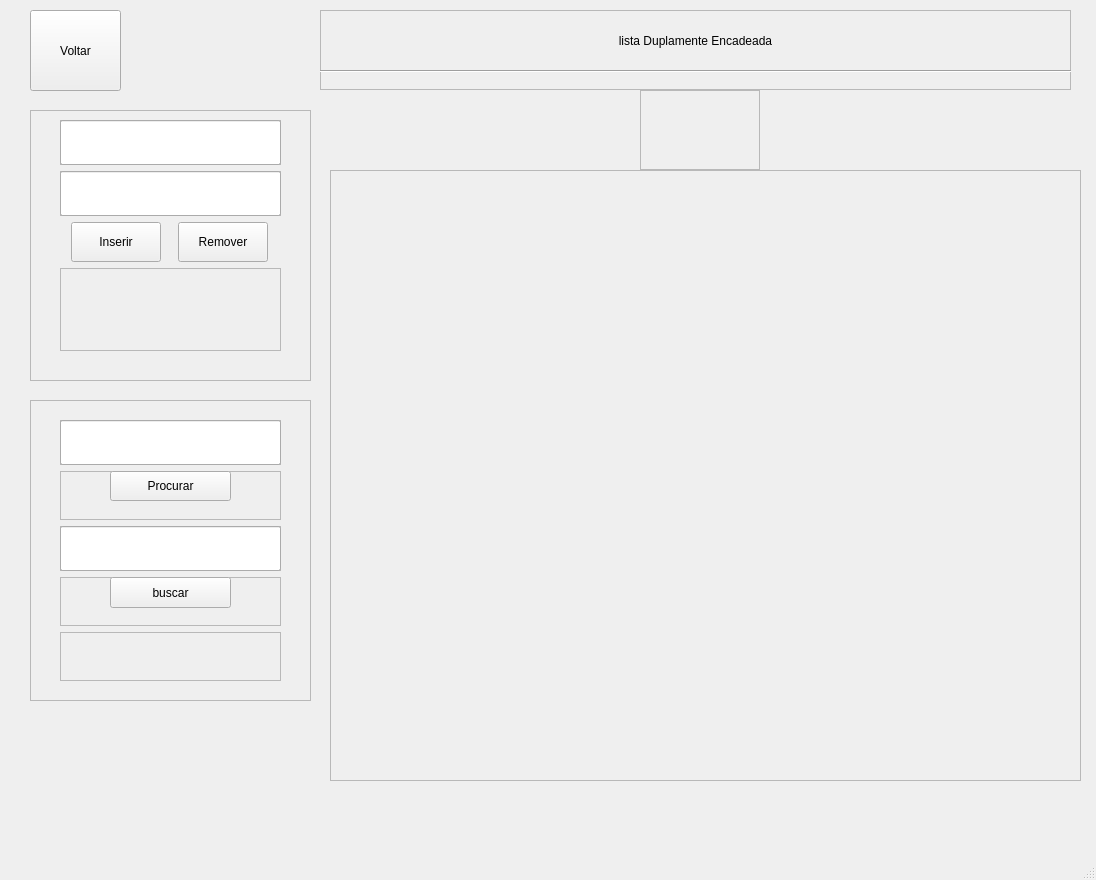
First picture: the form in untitled4/janelaLDE.ui, repository LPfontes/Projeto_estrutura_de-dados, before the edit.
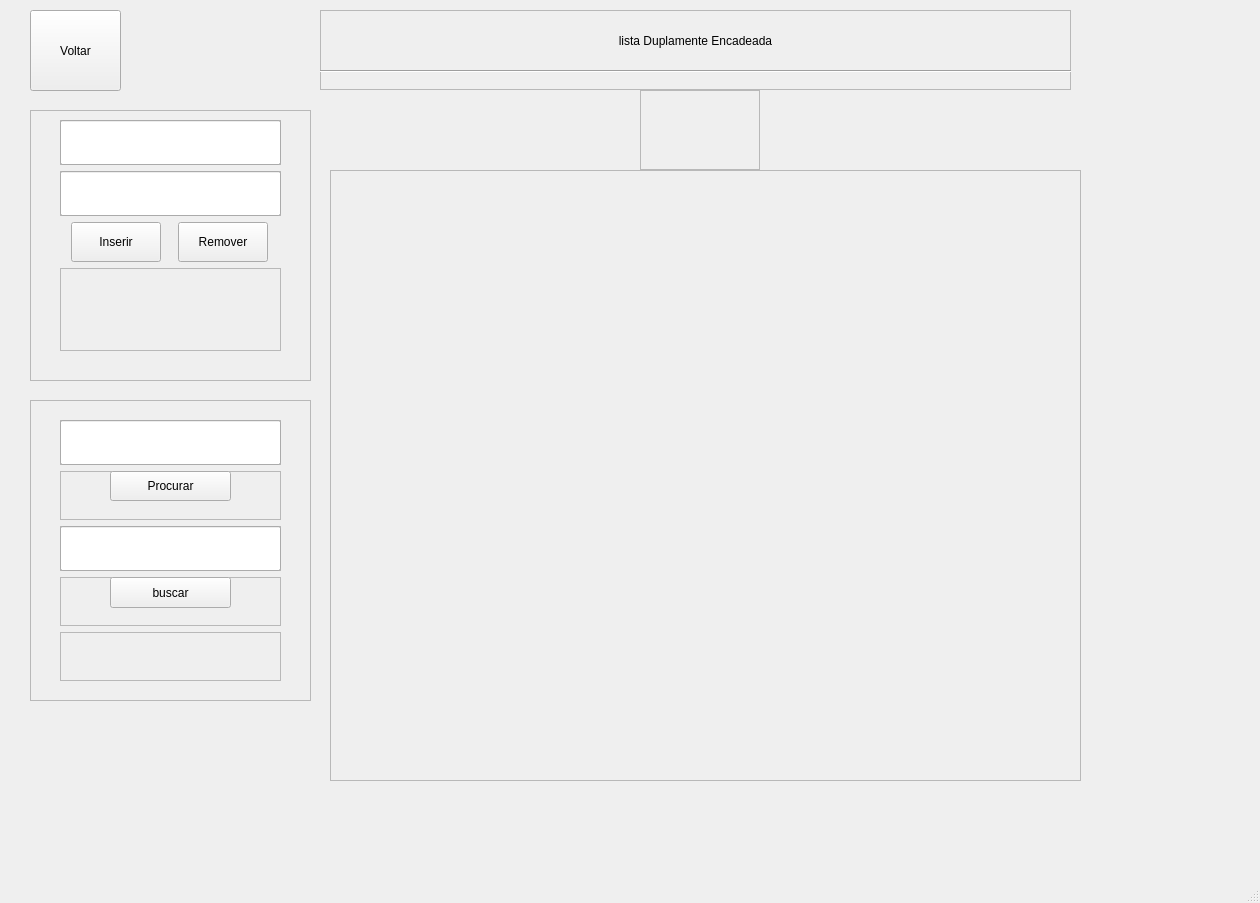
Second picture: the form after the edit.

Diff of the .ui file:
```diff
--- a/untitled4/janelaLDE.ui
+++ b/untitled4/janelaLDE.ui
@@ -6,10 +6,16 @@
    <rect>
     <x>0</x>
     <y>0</y>
-    <width>1096</width>
-    <height>880</height>
+    <width>1260</width>
+    <height>903</height>
    </rect>
   </property>
+  <property name="sizePolicy">
+   <sizepolicy hsizetype="Maximum" vsizetype="Maximum">
+    <horstretch>0</horstretch>
+    <verstretch>0</verstretch>
+   </sizepolicy>
+  </property>
   <property name="minimumSize">
    <size>
     <width>100</width>
```
Left out of the diff: 13 changed lines with no effect on the pictures.
